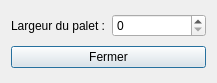
First picture: the form in src/parametresdialog.ui, repository wolce/CaCasseTroisPattesAUnMillePattes, before the edit.
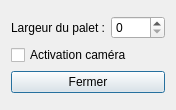
Second picture: the form after the edit.

What changed in the file:
```diff
--- a/src/parametresdialog.ui
+++ b/src/parametresdialog.ui
@@ -6,14 +6,14 @@
    <rect>
     <x>0</x>
     <y>0</y>
-    <width>217</width>
-    <height>83</height>
+    <width>176</width>
+    <height>110</height>
    </rect>
   </property>
   <property name="windowTitle">
    <string>Dialog</string>
   </property>
-  <layout class="QHBoxLayout" name="horizontalLayout_2">
+  <layout class="QVBoxLayout" name="verticalLayout_2">
    <item>
     <layout class="QVBoxLayout" name="verticalLayout">
      <item>
@@ -30,6 +30,13 @@
        </item>
       </layout>
      </item>
+     <item>
+      <widget class="QCheckBox" name="checkBox">
+       <property name="text">
+        <string>Activation caméra</string>
+       </property>
+      </widget>
+     </item>
      <item>
       <widget class="QPushButton" name="pushButton">
        <property name="text">
```
Left out of the diff: 4 changed lines with no effect on the pictures.
